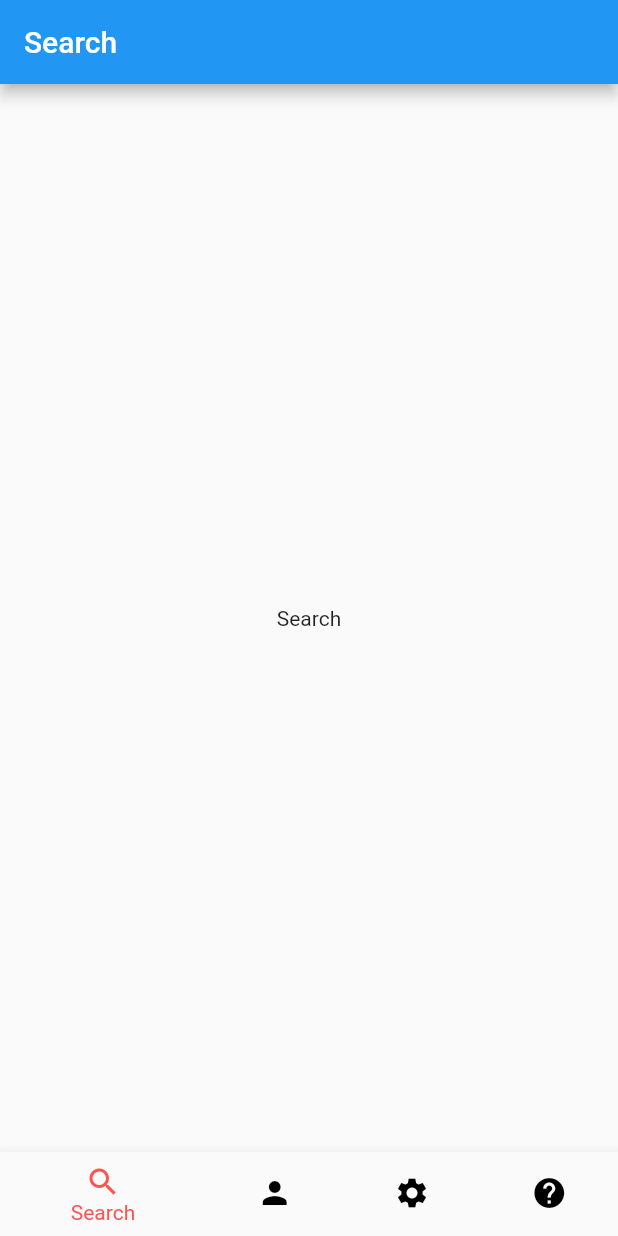
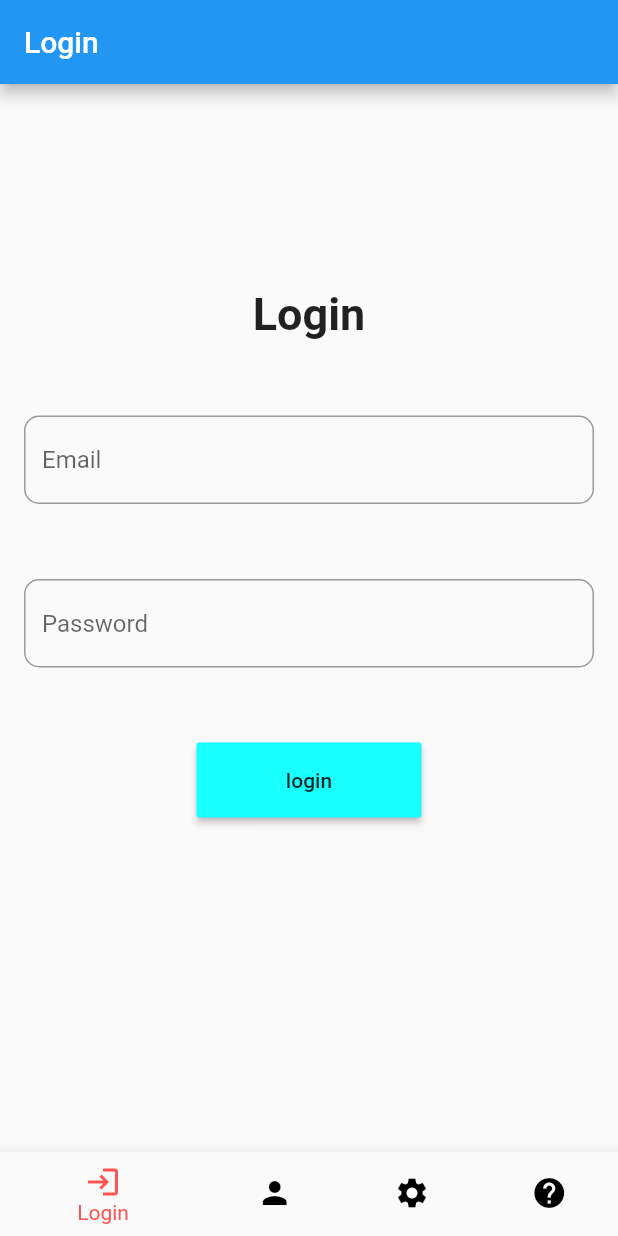
Before and after one commit to jonathan966/Act_Getx, a Flutter app: the screen it shows after launch, on a phone screen of 412 x 824 dp. Run offline on Flutter 3.47's test engine with Material 2 defaults, Android fonts, the phone set to English and light mode, and no system bars; our stand-ins replace get, shared_preferences.

Commit message:
tarea 2-usando shared_prefereces para guardar email y contraseña

```diff
--- a/lib/presenter/bindings/app_bindings.dart
+++ b/lib/presenter/bindings/app_bindings.dart
@@ -1,7 +1,7 @@
 import 'package:get/get.dart';
 import 'package:primerapp/presenter/controller/home_screen_controller.dart';
 import 'package:primerapp/presenter/controller/profile_controller.dart';
-import 'package:primerapp/presenter/controller/search_list_controller.dart';
+import 'package:primerapp/presenter/controller/login_controller.dart';
 import 'package:primerapp/presenter/controller/help_controller.dart';
 import 'package:primerapp/presenter/controller/setting_controller.dart';
 
@@ -19,10 +19,10 @@ class ProfileBinding extends Bindings {
   }
 }
 
-class SearchBinding extends Bindings {
+class LoginBinding extends Bindings {
   @override
   void dependencies() {
-    Get.lazyPut<SearchPageController>(() => SearchPageController());
+    Get.lazyPut<LoginPageController>(() => LoginPageController());
   }
 }
 
--- a/lib/presenter/controller/home_screen_controller.dart
+++ b/lib/presenter/controller/home_screen_controller.dart
@@ -1,9 +1,8 @@
 import 'package:flutter/cupertino.dart';
 import 'package:get/get.dart';
 import 'package:primerapp/presenter/bindings/app_bindings.dart';
-import 'package:primerapp/presenter/views/home_page.dart';
 import 'package:primerapp/presenter/views/profile_page.dart';
-import 'package:primerapp/presenter/views/search_page.dart';
+import 'package:primerapp/presenter/views/login_page.dart';
 import 'package:primerapp/presenter/views/setting_page.dart';
 import 'package:primerapp/presenter/views/help_page.dart';
 
@@ -12,7 +11,7 @@ class HomeController extends GetxController {
   var currentIndex = 0.obs;
 
   final pages = <String>[
-    '/Search',
+    '/Login',
     '/Profile',
     '/Settings',
     '/Help',
@@ -25,11 +24,11 @@ class HomeController extends GetxController {
 
   Route? onGenerateRoute(RouteSettings settings) {
 
-    if (settings.name == '/Search') {
+    if (settings.name == '/Login') {
       return GetPageRoute(
         settings: settings,
-        page: () => SearchPage(),
-        binding: SearchBinding(),
+        page: () => LoginPage(),
+        binding: LoginBinding(),
       );
     }
     if (settings.name == '/Profile') {
--- /dev/null
+++ b/lib/presenter/controller/login_controller.dart
@@ -0,0 +1,53 @@
+import 'package:flutter/material.dart';
+import 'package:get/get.dart';
+import 'package:shared_preferences/shared_preferences.dart';
+
+class LoginPageController extends GetxController {
+  final title = 'Login'.obs;
+  final formKey = GlobalKey<FormState>();
+  var email = ''.obs;
+  var password = ''.obs;
+
+  TextEditingController emailController = TextEditingController();
+  TextEditingController passwordController = TextEditingController();
+
+  String? emailValidator(String? value) {
+    if (value == null || value.isEmpty || !value.contains('@')) {
+      return 'Please enter a valid email address';
+    }
+    return null;
+  }
+
+  String? passwordValidator(String? value) {
+    if (value!.isEmpty || value.length < 8) {
+      return 'Please enter a valid password';
+    }
+    return null;
+  }
+
+  void submitAttempt() async {
+    final isValid = formKey.currentState!.validate();
+    if (isValid) {
+      Get.focusScope!.unfocus();
+
+      // Guardar email y contraeña en  SharedPreferences
+      await saveCredentials(emailController.text, passwordController.text);
+
+      // Impreme el mensaje en consola
+      print('Email y Contraseña guardada en SharedPreferences');
+
+      Get.snackbar('Success', 'Login');
+    }
+  }
+
+  Future<void> saveCredentials(String email, String password) async {
+    try {
+      final prefs = await SharedPreferences.getInstance();
+      await prefs.setString('email', email);
+      await prefs.setString('password', password);
+    } catch (e) {
+      //Manejar el error, por ejemplo, SharedPreferences no disponible
+      print('Error saving credentials: $e');
+    }
+  }
+}
--- a/lib/presenter/controller/search_list_controller.dart
+++ /dev/null
@@ -1,5 +0,0 @@
-import 'package:get/get.dart';
-
-class SearchPageController extends GetxController{
-  final title = 'Search'.obs;
-}
--- a/lib/presenter/views/home_page.dart
+++ b/lib/presenter/views/home_page.dart
@@ -8,7 +8,7 @@ class HomePage extends GetView<HomeController> {
     return Scaffold(
         body: Navigator(
           key: Get.nestedKey(1),
-          initialRoute: '/Search',
+          initialRoute: '/Login',
           onGenerateRoute: controller.onGenerateRoute,
         ),
         bottomNavigationBar: Obx(
@@ -19,7 +19,7 @@ class HomePage extends GetView<HomeController> {
             selectedItemColor: Colors.redAccent,
             items: const [
             //  BottomNavigationBarItem(icon: Icon(Icons.home), label: 'Home'),
-              BottomNavigationBarItem(icon: Icon(Icons.search), label: 'Search'),
+              BottomNavigationBarItem(icon: Icon(Icons.login), label: 'Login'),
               BottomNavigationBarItem(icon: Icon(Icons.person), label: 'Profile'),
               BottomNavigationBarItem(icon: Icon(Icons.settings), label: 'Settings'),
               BottomNavigationBarItem(icon: Icon(Icons.help), label: 'Help'),
--- /dev/null
+++ b/lib/presenter/views/login_page.dart
@@ -0,0 +1,93 @@
+import 'package:flutter/material.dart';
+import 'package:get/get.dart';
+import 'package:primerapp/presenter/controller/login_controller.dart';
+
+class LoginPage extends GetView<LoginPageController> {
+  const LoginPage({Key? key}) : super(key: key);
+
+  @override
+  Widget build(BuildContext context) {
+    return Scaffold(
+        appBar: AppBar(
+          automaticallyImplyLeading: false,
+          title: const Text('Login'),
+        ),
+        body: SingleChildScrollView(
+          child: Column(
+            mainAxisAlignment: MainAxisAlignment.center,
+            children: [
+              Padding(
+                  padding: EdgeInsets.all(16),
+                child:Form(
+                  key: controller.formKey,
+                  child: Column(
+                    children: [
+
+                      SizedBox(
+                        height: 120,
+                      ),
+                      Text(
+                          'Login',
+                          style: TextStyle(
+                            fontSize:30,
+                            fontWeight: FontWeight.bold,
+                          ),
+                      ),
+                      SizedBox(
+                        height: 50,
+                      ),
+                      TextFormField(
+                        validator: controller.emailValidator,
+                        keyboardType: TextInputType.emailAddress,
+                        controller: controller.emailController,
+                        decoration: InputDecoration(
+                          hintText: 'Email',
+                          border: OutlineInputBorder(
+                            borderRadius: BorderRadius.circular(10),
+                          ),
+                        ),
+                        onSaved: (value){
+                           controller.email = value! as RxString;
+                           print('Valor del campo de correo electrónico: $value');
+                           print('Valor asignado al controlador: ${controller.email}');
+                        },
+                      ),
+                      SizedBox(
+                        height: 50,
+                      ),
+                      TextFormField(
+                        validator: controller.passwordValidator,
+                        obscureText: true,
+                        controller: controller.passwordController,
+                        decoration: InputDecoration(
+                          hintText: 'Password',
+                          border: OutlineInputBorder(
+                            borderRadius: BorderRadius.circular(10),
+                          ),
+                        ),
+                        onSaved: (value){
+                          controller.password = value! as RxString;
+                        },
+                      ),
+                      SizedBox(
+                        height: 50,
+                      ),
+                      Container(
+                        height: 50,
+                        width: 150,
+                        child: MaterialButton(
+                          color: Colors.cyanAccent,
+                          onPressed: controller.submitAttempt,
+                          child: Text('login'),
+                        ),
+                      )
+                    ],
+
+                  ),
+                ),
+              )
+            ],
+          )));
+            //Center(child: Text(Get.find<LoginPageController>().title.value)));
+  }
+}
--- a/lib/presenter/views/search_page.dart
+++ /dev/null
@@ -1,18 +0,0 @@
-import 'package:flutter/material.dart';
-import 'package:get/get.dart';
-import 'package:primerapp/presenter/controller/search_list_controller.dart';
-
-class SearchPage extends StatelessWidget {
-  const SearchPage({Key? key}) : super(key: key);
-
-  @override
-  Widget build(BuildContext context) {
-    return Scaffold(
-        appBar: AppBar(
-          automaticallyImplyLeading: false,
-          title: const Text('Search'),
-        ),
-        body:
-            Center(child: Text(Get.find<SearchPageController>().title.value)));
-  }
-}
--- a/pubspec.yaml
+++ b/pubspec.yaml
@@ -33,9 +33,11 @@ dependencies:
     sdk: flutter
 
 
+
   # The following adds the Cupertino Icons font to your application.
   # Use with the CupertinoIcons class for iOS style icons.
   cupertino_icons: ^1.0.2
+  shared_preferences: ^2.2.1
 
 dev_dependencies:
   flutter_test:
```
Also changed, not shown: pubspec.lock, 2 other files.
